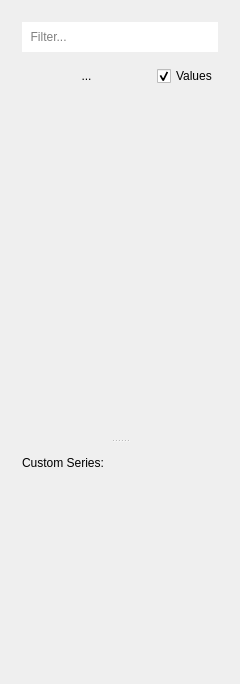
ziparker/PlotJuggler, file plotter_gui/curvelist_panel.ui: the form before one commit.
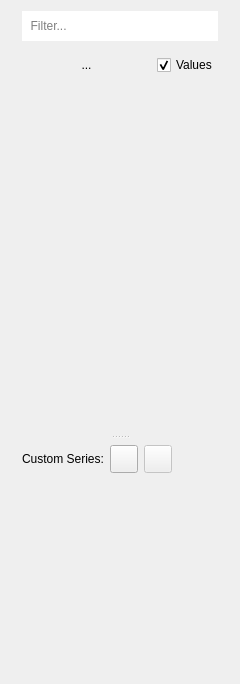
The form after the commit.

What changed in the file:
```diff
--- a/plotter_gui/curvelist_panel.ui
+++ b/plotter_gui/curvelist_panel.ui
@@ -47,6 +47,9 @@
    <item>
     <widget class="QWidget" name="widget" native="true">
      <layout class="QVBoxLayout" name="verticalLayout">
+      <property name="topMargin">
+       <number>0</number>
+      </property>
       <item>
        <widget class="QSplitter" name="splitter">
         <property name="orientation">
@@ -191,7 +194,7 @@
                </size>
               </property>
               <property name="flat">
-               <bool>true</bool>
+               <bool>false</bool>
               </property>
              </widget>
             </item>
@@ -234,7 +237,7 @@
                </size>
               </property>
               <property name="flat">
-               <bool>true</bool>
+               <bool>false</bool>
               </property>
              </widget>
             </item>
```
